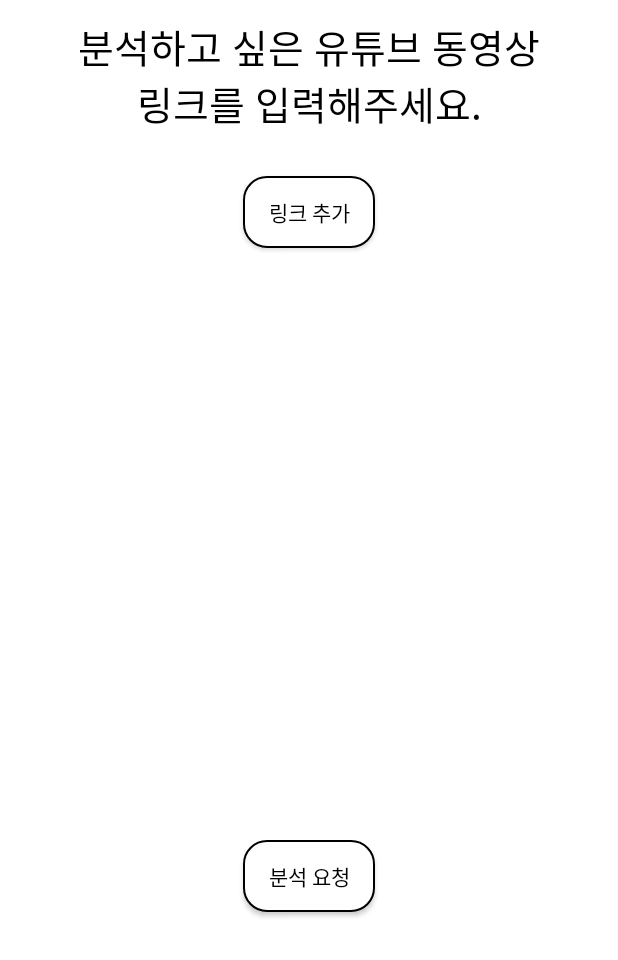
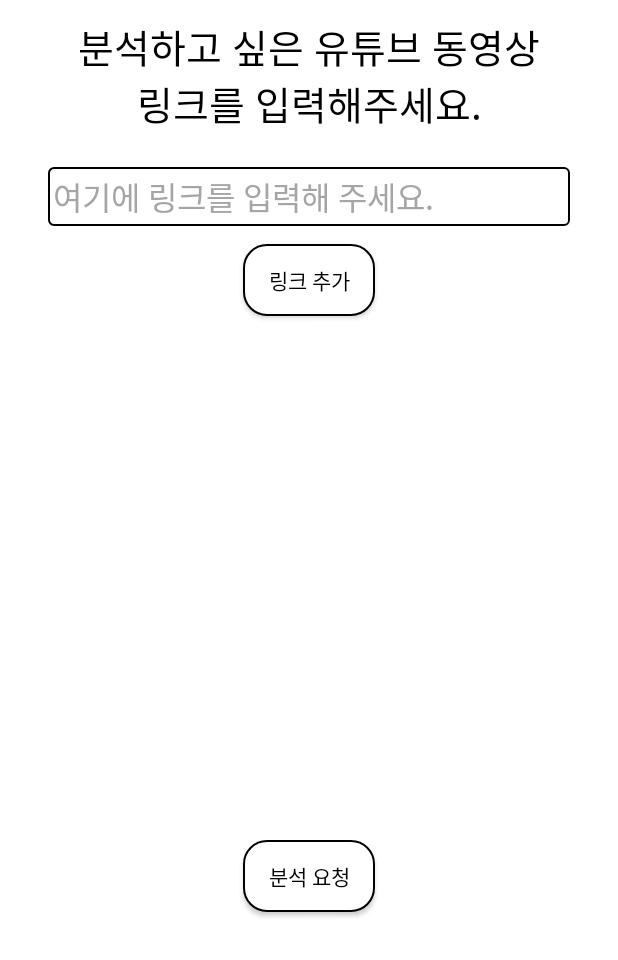
Before and after one commit to kimyunseok/ggp-project-android, an Android app: the screen it shows after launch (MainActivity), on a phone screen of 412 x 824 dp, the part 276-1236 px from its top. Run offline under Robolectric (Android 15) with nearby library versions, the phone set to English and light mode, and no system bars; our stand-ins replace Dagger/Hilt's generated code, data binding.

Commit message:
feat. 메인화면 리사이클러뷰 구현.

```diff
--- /dev/null
+++ b/app/src/main/java/com/khs/ggp/domain/model/YoutubeURL.kt
@@ -0,0 +1,3 @@
+package com.khs.ggp.domain.model
+
+data class YoutubeURL (val url: String)
--- a/app/src/main/java/com/khs/ggp/presentation/view/main/MainFragment.kt
+++ b/app/src/main/java/com/khs/ggp/presentation/view/main/MainFragment.kt
@@ -1,5 +1,8 @@
 package com.khs.ggp.presentation.view.main
 
+import android.widget.Toast
+import androidx.fragment.app.viewModels
+import androidx.recyclerview.widget.LinearLayoutManager
 import com.khs.ggp.R
 import com.khs.ggp.databinding.FragmentMainBinding
 import com.khs.ggp.presentation.view.base.BaseFragment
@@ -7,7 +10,29 @@ import dagger.hilt.android.AndroidEntryPoint
 
 @AndroidEntryPoint
 class MainFragment(override var layoutId: Int = R.layout.fragment_main) : BaseFragment<FragmentMainBinding>() {
+
+    private val mainViewModel: MainViewModel by viewModels()
+
     override fun init() {
+        setUpURLRecyclerView()
+        setUpBtnListener()
+    }
 
+    private fun setUpURLRecyclerView() {
+        binding.mainLinkRecyclerView.apply {
+            layoutManager = LinearLayoutManager(context)
+            adapter = YoutubeURLAdapter(mainViewModel.urlList)
+        }
+    }
+
+    private fun setUpBtnListener() {
+        binding.mainLinkAddBtn.setOnClickListener {
+            if(mainViewModel.urlList.size < 5) {
+                mainViewModel.urlList.add("")
+                binding.mainLinkRecyclerView.adapter?.notifyItemInserted(mainViewModel.urlList.size)
+            } else {
+                Toast.makeText(context, R.string.maximum_url_is_five, Toast.LENGTH_SHORT).show()
+            }
+        }
     }
 }
--- /dev/null
+++ b/app/src/main/java/com/khs/ggp/presentation/view/main/MainViewModel.kt
@@ -0,0 +1,9 @@
+package com.khs.ggp.presentation.view.main
+
+import androidx.lifecycle.ViewModel
+import dagger.hilt.android.lifecycle.HiltViewModel
+
+//@HiltViewModel
+class MainViewModel: ViewModel() {
+    val urlList = mutableListOf("")
+}
--- /dev/null
+++ b/app/src/main/java/com/khs/ggp/presentation/view/main/YoutubeURLAdapter.kt
@@ -0,0 +1,31 @@
+package com.khs.ggp.presentation.view.main
+
+import android.view.LayoutInflater
+import android.view.ViewGroup
+import androidx.recyclerview.widget.RecyclerView
+import com.khs.ggp.databinding.ItemYoutubeUrlHolderBinding
+
+class YoutubeURLAdapter(private val linkList: List<String>): RecyclerView.Adapter<YoutubeURLAdapter.YoutubeURLHolder>() {
+
+    override fun onCreateViewHolder(parent: ViewGroup, viewType: Int): YoutubeURLHolder {
+        val binding = ItemYoutubeUrlHolderBinding.inflate(LayoutInflater.from(parent.context), parent, false)
+        return YoutubeURLHolder(binding)
+    }
+
+    override fun onBindViewHolder(holder: YoutubeURLHolder, position: Int) {
+        holder.bind(linkList[position])
+    }
+
+    override fun getItemCount(): Int {
+        return linkList.size
+    }
+
+    inner class YoutubeURLHolder(val binding: ItemYoutubeUrlHolderBinding): RecyclerView.ViewHolder(binding.root) {
+
+        fun bind(url: String) {
+
+        }
+
+    }
+
+}
--- /dev/null
+++ b/app/src/main/res/drawable/shape_youtube_link_et_background.xml
@@ -0,0 +1,8 @@
+<?xml version="1.0" encoding="utf-8"?>
+<shape xmlns:android="http://schemas.android.com/apk/res/android">
+
+    <solid android:color="@color/white"/>
+    <stroke android:width="1dp" android:color="@color/black"/>
+    <corners android:radius="3dp"/>
+
+</shape>
--- a/app/src/main/res/layout/fragment_main.xml
+++ b/app/src/main/res/layout/fragment_main.xml
@@ -1,6 +1,13 @@
 <?xml version="1.0" encoding="utf-8"?>
 <layout xmlns:app="http://schemas.android.com/apk/res-auto"
-    xmlns:android="http://schemas.android.com/apk/res/android">
+    xmlns:android="http://schemas.android.com/apk/res/android"
+    xmlns:tools="http://schemas.android.com/tools">
+
+    <data>
+        <variable
+            name="vm"
+            type="com.khs.ggp.presentation.view.main.MainViewModel" />
+    </data>
 
     <androidx.constraintlayout.widget.ConstraintLayout
         android:layout_width="match_parent"
--- /dev/null
+++ b/app/src/main/res/layout/item_youtube_url_holder.xml
@@ -0,0 +1,27 @@
+<?xml version="1.0" encoding="utf-8"?>
+
+<layout xmlns:app="http://schemas.android.com/apk/res-auto"
+    xmlns:android="http://schemas.android.com/apk/res/android">
+
+    <androidx.constraintlayout.widget.ConstraintLayout
+        android:layout_width="match_parent"
+        android:layout_height="wrap_content"
+        android:layout_marginTop="6dp">
+
+        <EditText
+            android:id="@+id/holder_youtube_url_et"
+            android:layout_width="match_parent"
+            android:layout_height="wrap_content"
+            android:layout_marginHorizontal="32dp"
+            android:padding="3dp"
+            android:hint="@string/url_link_hint"
+            android:textColorHint="@color/grey"
+            android:textColor="@color/black"
+            android:textSize="21sp"
+            android:background="@drawable/shape_youtube_link_et_background"
+            app:layout_constraintBottom_toBottomOf="parent"
+            app:layout_constraintTop_toTopOf="parent" />
+
+    </androidx.constraintlayout.widget.ConstraintLayout>
+
+</layout>
--- a/app/src/main/res/values/colors.xml
+++ b/app/src/main/res/values/colors.xml
@@ -6,5 +6,6 @@
     <color name="teal_200">#FF03DAC5</color>
     <color name="teal_700">#FF018786</color>
     <color name="black">#FF000000</color>
+    <color name="grey">#FFA5A5A5</color>
     <color name="white">#FFFFFFFF</color>
 </resources>
--- a/app/src/main/res/values/strings.xml
+++ b/app/src/main/res/values/strings.xml
@@ -2,5 +2,7 @@
     <string name="app_name">GGP</string>
     <string name="put_youtube_video_link">분석하고 싶은 유튜브 동영상\n링크를 입력해주세요.</string>
     <string name="link_add">링크 추가</string>
+    <string name="url_link_hint">여기에 링크를 입력해 주세요.</string>
     <string name="request_analyze">분석 요청</string>
+    <string name="maximum_url_is_five">URL 분석은 최대 다섯 개까지 요청 가능합니다.</string>
 </resources>
```
